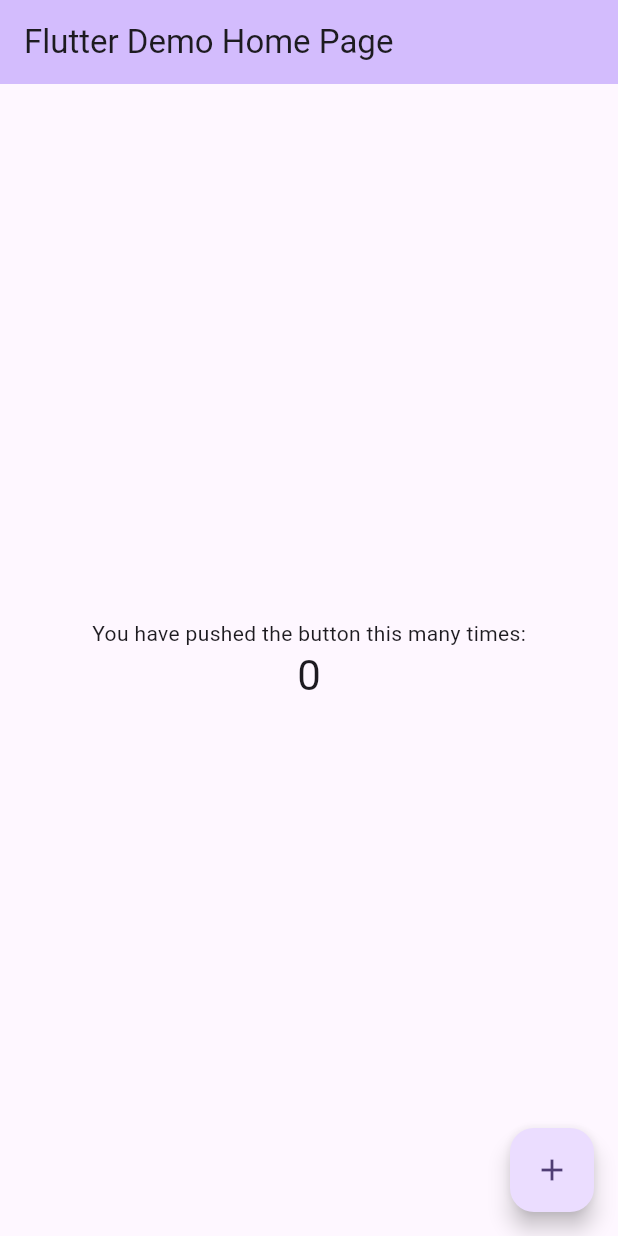
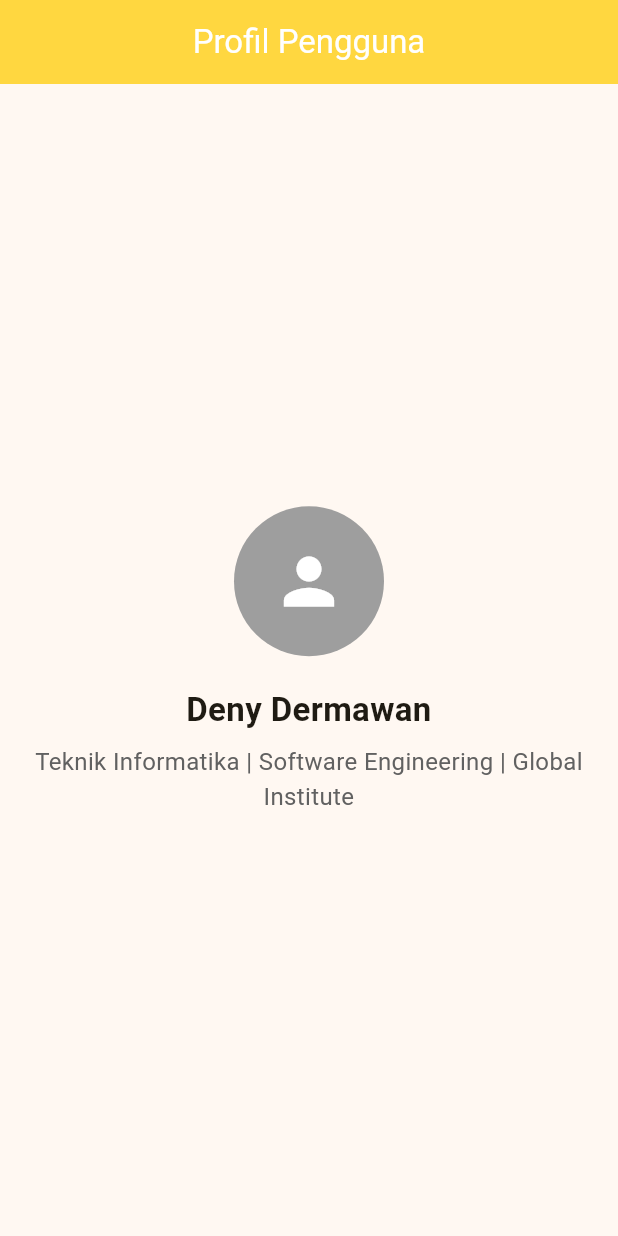
Before and after one commit to dygnora/Latihan-007-aplikasi-mobile, a Flutter app: the screen it shows after launch, on a phone screen of 412 x 824 dp. Run offline on Flutter 3.47's test engine with Material 3 defaults, Android fonts, the phone set to English and light mode, and no system bars.

Commit message:
feat: create basic profile page structure with avatar and text

```diff
--- a/lib/main.dart
+++ b/lib/main.dart
@@ -1,122 +1,24 @@
 import 'package:flutter/material.dart';
+import 'profile_page.dart';
 
 void main() {
-  runApp(const MyApp());
+  runApp(const MainApp());
 }
 
-class MyApp extends StatelessWidget {
-  const MyApp({super.key});
+class MainApp extends StatelessWidget {
+  const MainApp({super.key});
 
-  // This widget is the root of your application.
   @override
   Widget build(BuildContext context) {
     return MaterialApp(
-      title: 'Flutter Demo',
+      debugShowCheckedModeBanner: true,
+      title: 'Aplikasi Profil',
       theme: ThemeData(
-        // This is the theme of your application.
-        //
-        // TRY THIS: Try running your application with "flutter run". You'll see
-        // the application has a purple toolbar. Then, without quitting the app,
-        // try changing the seedColor in the colorScheme below to Colors.green
-        // and then invoke "hot reload" (save your changes or press the "hot
-        // reload" button in a Flutter-supported IDE, or press "r" if you used
-        // the command line to start the app).
-        //
-        // Notice that the counter didn't reset back to zero; the application
-        // state is not lost during the reload. To reset the state, use hot
-        // restart instead.
-        //
-        // This works for code too, not just values: Most code changes can be
-        // tested with just a hot reload.
-        colorScheme: .fromSeed(seedColor: Colors.deepPurple),
+        colorScheme: ColorScheme.fromSeed(
+          seedColor: Colors.amber,
+        ),
       ),
-      home: const MyHomePage(title: 'Flutter Demo Home Page'),
+      home: const ProfilePage(),
     );
   }
 }
-
-class MyHomePage extends StatefulWidget {
-  const MyHomePage({super.key, required this.title});
-
-  // This widget is the home page of your application. It is stateful, meaning
-  // that it has a State object (defined below) that contains fields that affect
-  // how it looks.
-
-  // This class is the configuration for the state. It holds the values (in this
-  // case the title) provided by the parent (in this case the App widget) and
-  // used by the build method of the State. Fields in a Widget subclass are
-  // always marked "final".
-
-  final String title;
-
-  @override
-  State<MyHomePage> createState() => _MyHomePageState();
-}
-
-class _MyHomePageState extends State<MyHomePage> {
-  int _counter = 0;
-
-  void _incrementCounter() {
-    setState(() {
-      // This call to setState tells the Flutter framework that something has
-      // changed in this State, which causes it to rerun the build method below
-      // so that the display can reflect the updated values. If we changed
-      // _counter without calling setState(), then the build method would not be
-      // called again, and so nothing would appear to happen.
-      _counter++;
-    });
-  }
-
-  @override
-  Widget build(BuildContext context) {
-    // This method is rerun every time setState is called, for instance as done
-    // by the _incrementCounter method above.
-    //
-    // The Flutter framework has been optimized to make rerunning build methods
-    // fast, so that you can just rebuild anything that needs updating rather
-    // than having to individually change instances of widgets.
-    return Scaffold(
-      appBar: AppBar(
-        // TRY THIS: Try changing the color here to a specific color (to
-        // Colors.amber, perhaps?) and trigger a hot reload to see the AppBar
-        // change color while the other colors stay the same.
-        backgroundColor: Theme.of(context).colorScheme.inversePrimary,
-        // Here we take the value from the MyHomePage object that was created by
-        // the App.build method, and use it to set our appbar title.
-        title: Text(widget.title),
-      ),
-      body: Center(
-        // Center is a layout widget. It takes a single child and positions it
-        // in the middle of the parent.
-        child: Column(
-          // Column is also a layout widget. It takes a list of children and
-          // arranges them vertically. By default, it sizes itself to fit its
-          // children horizontally, and tries to be as tall as its parent.
-          //
-          // Column has various properties to control how it sizes itself and
-          // how it positions its children. Here we use mainAxisAlignment to
-          // center the children vertically; the main axis here is the vertical
-          // axis because Columns are vertical (the cross axis would be
-          // horizontal).
-          //
-          // TRY THIS: Invoke "debug painting" (choose the "Toggle Debug Paint"
-          // action in the IDE, or press "p" in the console), to see the
-          // wireframe for each widget.
-          mainAxisAlignment: .center,
-          children: [
-            const Text('You have pushed the button this many times:'),
-            Text(
-              '$_counter',
-              style: Theme.of(context).textTheme.headlineMedium,
-            ),
-          ],
-        ),
-      ),
-      floatingActionButton: FloatingActionButton(
-        onPressed: _incrementCounter,
-        tooltip: 'Increment',
-        child: const Icon(Icons.add),
-      ),
-    );
-  }
-}
--- /dev/null
+++ b/lib/profile_page.dart
@@ -0,0 +1,52 @@
+
+import 'package:flutter/material.dart';
+
+class ProfilePage extends StatelessWidget {
+  const ProfilePage({super.key});
+
+  @override
+  Widget build(BuildContext context) {
+    return Scaffold(
+      appBar: AppBar(
+        title: const Text('Profil Pengguna'),
+        centerTitle: true,
+        backgroundColor: Colors.amberAccent,
+        foregroundColor: Colors.white,
+      ),
+      body: Center(
+        child: Column(
+          mainAxisAlignment: MainAxisAlignment.center,
+          children: [
+            const CircleAvatar(
+              radius: 50,
+              backgroundColor: Colors.grey,
+              child: Icon(
+                Icons.person,
+                size: 50,
+                color: Colors.white,
+              ),
+            ),
+            const SizedBox(height: 20),
+            const Text(
+              'Deny Dermawan',
+              style: TextStyle(
+                fontSize: 22,
+                fontWeight: FontWeight.bold,
+              ),
+              textAlign: TextAlign.center,
+            ),
+            const SizedBox(height: 8),
+            Text(
+              'Teknik Informatika | Software Engineering | Global Institute',
+              style: TextStyle(
+                fontSize: 16,
+                color: Colors.grey[700],
+              ),
+              textAlign: TextAlign.center,
+            ),
+          ],
+        ),
+      ),
+    );
+  }
+}
```
Also changed, not shown: 1 other file.
